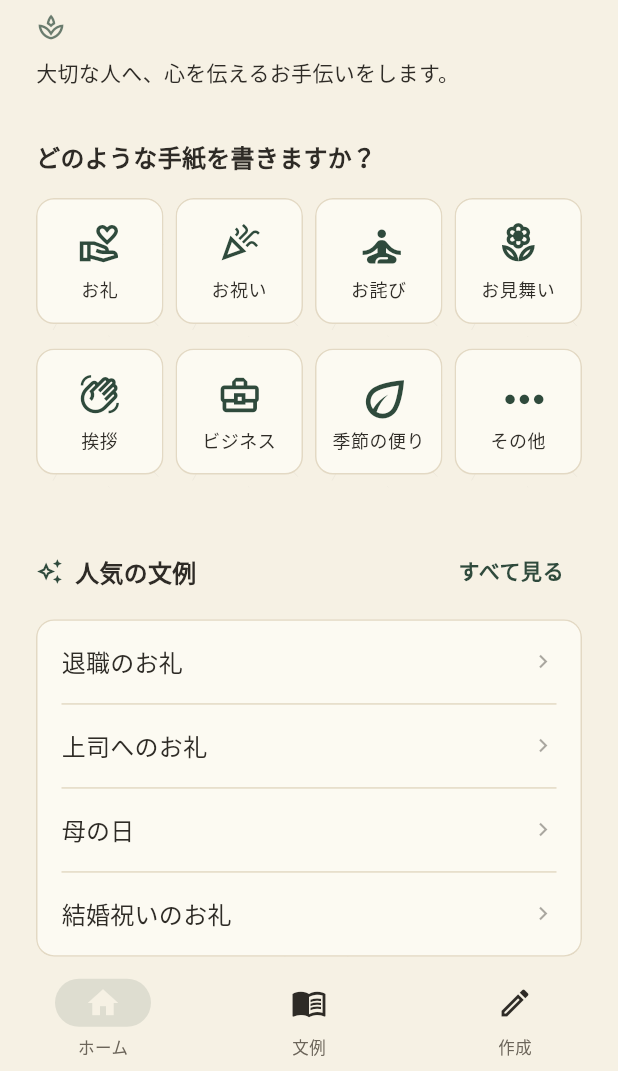
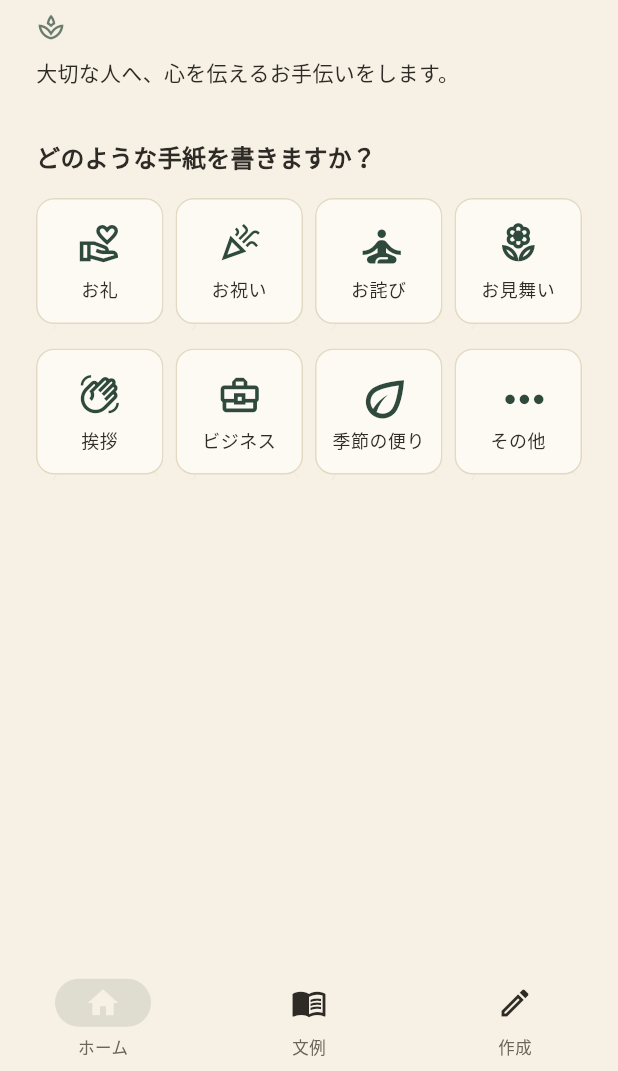
Before and after one commit to TakuyaShiobara/letter.app, a Flutter app: the screen it shows after launch, on a phone screen of 412 x 824 dp, the part 165-1236 px from its top. Run offline on Flutter 3.47's test engine with Material 3 defaults, Android fonts, the phone set to English and light mode, and no system bars; Roboto replaces fonts that are missing (NotoSerifJP).

Commit message:
Remove 人気の文例 (popular samples) section from the home screen (#11)
Drops the section, its now-unused SampleTextRow widget, and the
sample/data imports that only existed to feed it.

Co-authored-by: Claude <noreply@anthropic.com>

```diff
--- a/lib/screens/home/home_screen.dart
+++ b/lib/screens/home/home_screen.dart
@@ -1,23 +1,10 @@
 import 'package:flutter/material.dart';
 
-import '../../data/letter_samples_data.dart';
 import '../../models/letter_category.dart';
-import '../../models/letter_sample.dart';
 import '../../theme/app_theme.dart';
 import '../../widgets/category_tile.dart';
 import '../../widgets/fade_slide_in.dart';
-import '../../widgets/sample_list_tile.dart';
-import '../../widgets/section_header.dart';
-import '../../widgets/washi_card.dart';
-import '../sample_detail/sample_detail_screen.dart';
 import '../sample_list/sample_list_screen.dart';
-
-const _popularSampleIds = [
-  'gratitude_retirement',
-  'gratitude_boss',
-  'seasonal_mothers_day',
-  'celebration_wedding_reply',
-];
 
 class HomeScreen extends StatelessWidget {
   const HomeScreen({super.key});
@@ -25,9 +12,6 @@ class HomeScreen extends StatelessWidget {
   @override
   Widget build(BuildContext context) {
     final theme = Theme.of(context);
-    final popularSamples = _popularSampleIds
-        .map((id) => letterSamples.firstWhere((s) => s.id == id))
-        .toList();
 
     return Scaffold(
       body: SafeArea(
@@ -50,45 +34,9 @@ class HomeScreen extends StatelessWidget {
               delay: const Duration(milliseconds: 100),
               child: _CategoryGrid(),
             ),
-            const SizedBox(height: AppSpacing.xl),
-            FadeSlideIn(
-              delay: const Duration(milliseconds: 140),
-              child: SectionHeader(
-                title: '人気の文例',
-                icon: Icons.auto_awesome_outlined,
-                actionLabel: 'すべて見る',
-                onActionTap: () => Navigator.of(context).push(
-                  MaterialPageRoute(builder: (_) => const SampleListScreen()),
-                ),
-              ),
-            ),
-            const SizedBox(height: AppSpacing.sm),
-            FadeSlideIn(
-              delay: const Duration(milliseconds: 180),
-              child: WashiCard(
-                padding: const EdgeInsets.symmetric(horizontal: AppSpacing.md),
-                child: Column(
-                  children: [
-                    for (var i = 0; i < popularSamples.length; i++) ...[
-                      if (i > 0) const Divider(height: 1),
-                      SampleTextRow(
-                        sample: popularSamples[i],
-                        onTap: () => _openSample(context, popularSamples[i]),
-                      ),
-                    ],
-                  ],
-                ),
-              ),
-            ),
           ],
         ),
       ),
-    );
-  }
-
-  void _openSample(BuildContext context, LetterSample sample) {
-    Navigator.of(context).push(
-      MaterialPageRoute(builder: (_) => SampleDetailScreen(sample: sample)),
     );
   }
 }
--- a/lib/widgets/sample_list_tile.dart
+++ b/lib/widgets/sample_list_tile.dart
@@ -4,8 +4,7 @@ import '../models/letter_sample.dart';
 import 'washi_card.dart';
 
 /// A single row representing a [LetterSample] in a list — icon, title,
-/// one-line description, and a chevron. Used in the sample library and in
-/// the home screen's popular samples section.
+/// one-line description, and a chevron. Used in the sample library.
 class SampleListTile extends StatelessWidget {
   const SampleListTile({super.key, required this.sample, required this.onTap});
 
@@ -63,35 +62,3 @@ class SampleListTile extends StatelessWidget {
     );
   }
 }
-
-/// A compact single-line row used for the home screen's "popular" list,
-/// matching the reference design's simple text + chevron rows.
-class SampleTextRow extends StatelessWidget {
-  const SampleTextRow({super.key, required this.sample, required this.onTap});
-
-  final LetterSample sample;
-  final VoidCallback onTap;
-
-  @override
-  Widget build(BuildContext context) {
-    final theme = Theme.of(context);
-    return InkWell(
-      onTap: onTap,
-      child: Padding(
-        padding: const EdgeInsets.symmetric(vertical: 14),
-        child: Row(
-          children: [
-            Expanded(
-              child: Text(sample.title, style: theme.textTheme.bodyLarge),
-            ),
-            Icon(
-              Icons.chevron_right,
-              size: 18,
-              color: theme.colorScheme.onSurface.withValues(alpha: 0.4),
-            ),
-          ],
-        ),
-      ),
-    );
-  }
-}
```
Also changed, not shown: 1 other file.
